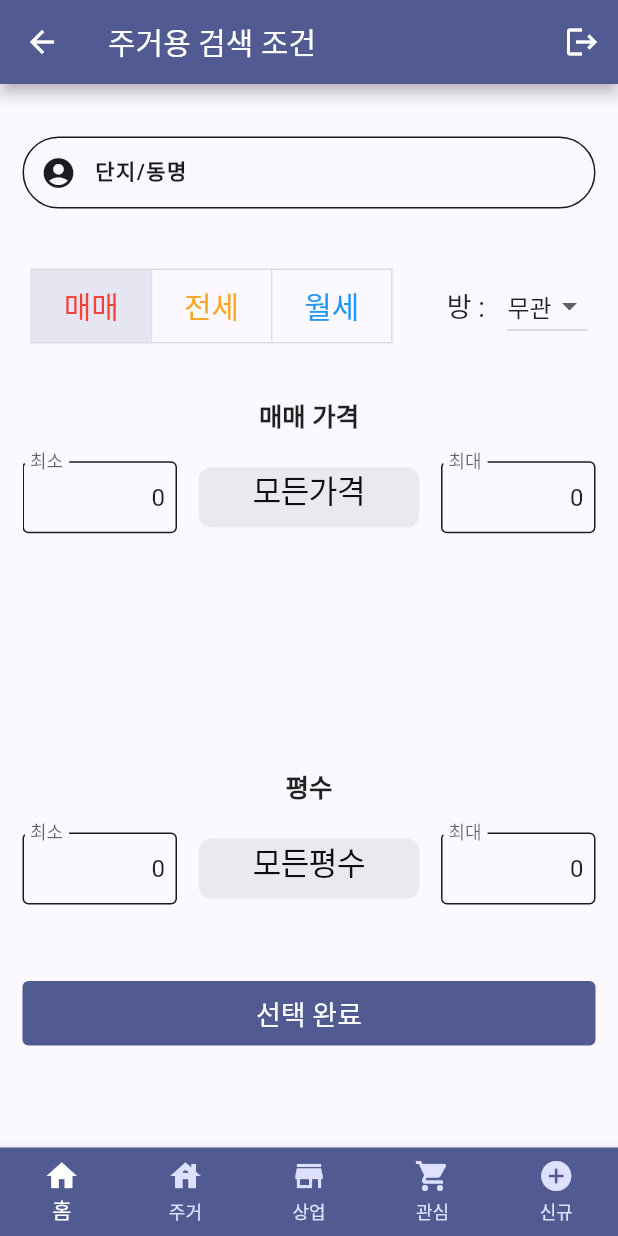
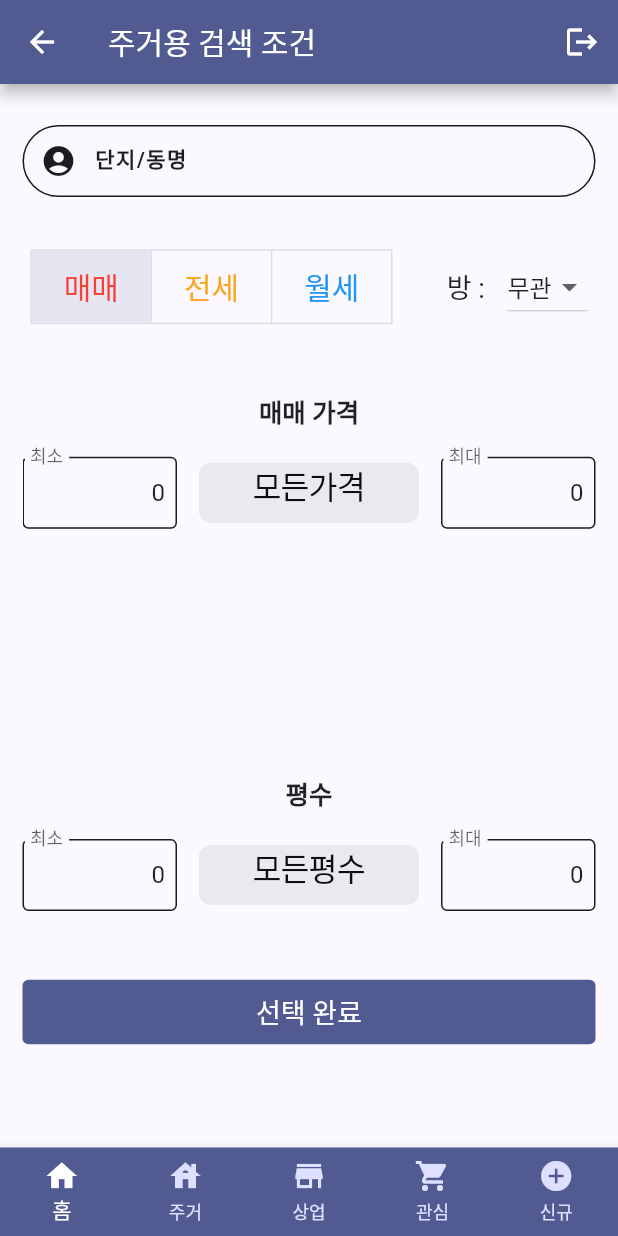
Before and after one commit to landware-inc/landware-inc.github.io, a Flutter app: the ResidentialScreen screen opened directly, on a phone screen of 412 x 824 dp. Run offline on Flutter 3.47's test engine with Material 2 defaults, Android fonts, the phone set to English and light mode, and no system bars; our stand-ins replace currency_text_input_formatter, dio, dotted_border, firebase_auth, firebase_core, get and 4 more; missing offline and left inert: dart:ffi, kakao_flutter_sdk_user, remedi_kopo; accounts and stored records are empty; network calls fail.

Commit message:
230508home

```diff
--- a/lib/screens/assetupdate.dart
+++ b/lib/screens/assetupdate.dart
@@ -47,7 +47,7 @@ class _AssetUpdateScreenState extends State<AssetUpdateScreen> {
   int _selectedPage = 0;
   int _initvalue = 0;
 
-  int canvasHeight = 820;
+  int canvasHeight = 835;
   final _AddressController = TextEditingController();
   final _AddressDetailController = TextEditingController();
   final _CallNameController = TextEditingController();
--- a/lib/screens/commupdate.dart
+++ b/lib/screens/commupdate.dart
@@ -44,7 +44,7 @@ class _CommUpdateScreenState extends State<CommUpdateScreen> {
   int _selectedPage = 1;
   int _initvalue = 0;
 
-  int canvasHeight = 825;
+  int canvasHeight = 830;
   final _AddressController = TextEditingController();
   final _AddressDetailController = TextEditingController();
   final _CallNameController = TextEditingController();
--- a/lib/screens/component/homebasketcard.dart
+++ b/lib/screens/component/homebasketcard.dart
@@ -163,7 +163,7 @@ class AssetBasketCard extends StatelessWidget {
                                 ),
                               ),
                               Text(
-                                '${(size * 0.3052).round()}평',
+                                '${(gubun == 'H' ? size * 0.3052 : size).round()}평',
                                 style: TextStyle(
                                     fontSize: 15,
                                     fontWeight: FontWeight.bold,
--- a/lib/screens/residentialscreen.dart
+++ b/lib/screens/residentialscreen.dart
@@ -89,13 +89,13 @@ class _ResidentialScreenState extends State<ResidentialScreen> {
       body: SingleChildScrollView(
         child: Container(
           width: MediaQuery.of(context).size.width,
- //         height: MediaQuery.of(context).size.height - 120,
+          height: MediaQuery.of(context).size.height * 0.78,
           margin: EdgeInsets.symmetric(horizontal: 15),
           child: Column(
             mainAxisAlignment: MainAxisAlignment.spaceBetween,
             crossAxisAlignment: CrossAxisAlignment.stretch,
             children: [
-              SizedBox(height: 35,),
+              SizedBox(height: 20,),
               TextFormField(
                 key: ValueKey(1),
                 validator: (value) {
@@ -141,7 +141,7 @@ class _ResidentialScreenState extends State<ResidentialScreen> {
                   ),
                 ),
               ),
-              SizedBox(height: 40,),
+              SizedBox(height: 20,),
               Row(
                 mainAxisAlignment: MainAxisAlignment.spaceAround,
                 children: [
@@ -189,7 +189,7 @@ class _ResidentialScreenState extends State<ResidentialScreen> {
                   ),
                 ],
               ),
-              SizedBox(height: 25,),
+              SizedBox(height: 20,),
               Container(
                 width: MediaQuery.of(context).size.width,
                 height: MediaQuery.of(context).size.height/3.2,
@@ -831,7 +831,7 @@ class _ResidentialScreenState extends State<ResidentialScreen> {
                 ),
               ),
 
-              SizedBox(height: 40,),
+              SizedBox(height: 20,),
               TextButton(
                 style: TextButton.styleFrom(
                   primary: Colors.white,
@@ -839,7 +839,7 @@ class _ResidentialScreenState extends State<ResidentialScreen> {
                 ),
                   onPressed: () async {
 
-                    Get.to(() => RegidentialListViewScreen());
+                    Get.offAll(() => RegidentialListViewScreen());
                   },
                   child: const Text(
                     '선택 완료',
```
Also changed, not shown: lib/screens/assetdetailview.dart (+14 -8 lines), lib/screens/commdetailview.dart (+31 -18 lines), lib/screens/commercialscreen.dart (+9 -5 lines), lib/screens/registrationscreen.dart (+7 -5 lines).
